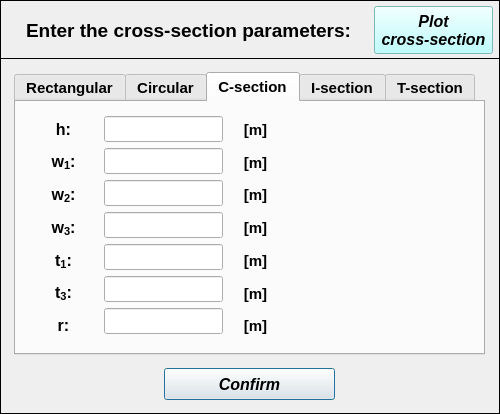
The window that pulse/uix/user_input/ui/Model/Setup/Structural/crossSectionBeamInput.ui (open-pulse/OpenPulse) describes before a commit, drawn with Qt 5.
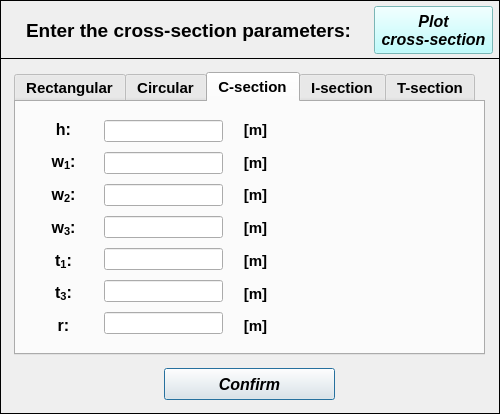
The same window after the commit. The open tabs and pages were chosen to show the change. Icons and pictures are not drawn.

What changed in the file:
```diff
--- a/pulse/uix/user_input/ui/Model/Setup/Structural/crossSectionBeamInput.ui
+++ b/pulse/uix/user_input/ui/Model/Setup/Structural/crossSectionBeamInput.ui
@@ -595,6 +595,9 @@
          <property name="focusPolicy">
           <enum>Qt::StrongFocus</enum>
          </property>
+         <property name="styleSheet">
+          <string notr="true">color: rgb(255, 0, 0);</string>
+         </property>
          <property name="alignment">
           <set>Qt::AlignCenter</set>
          </property>
@@ -605,6 +608,9 @@
          <property name="focusPolicy">
           <enum>Qt::StrongFocus</enum>
          </property>
+         <property name="styleSheet">
+          <string notr="true">color: rgb(255, 0, 0);</string>
+         </property>
          <property name="alignment">
           <set>Qt::AlignCenter</set>
          </property>
@@ -615,6 +621,9 @@
          <property name="focusPolicy">
           <enum>Qt::StrongFocus</enum>
          </property>
+         <property name="styleSheet">
+          <string notr="true">color: rgb(255, 0, 0);</string>
+         </property>
          <property name="alignment">
           <set>Qt::AlignCenter</set>
          </property>
@@ -625,6 +634,9 @@
          <property name="focusPolicy">
           <enum>Qt::StrongFocus</enum>
          </property>
+         <property name="styleSheet">
+          <string notr="true">color: rgb(255, 0, 0);</string>
+         </property>
          <property name="alignment">
           <set>Qt::AlignCenter</set>
          </property>
@@ -635,6 +647,9 @@
          <property name="focusPolicy">
           <enum>Qt::StrongFocus</enum>
          </property>
+         <property name="styleSheet">
+          <string notr="true">color: rgb(255, 0, 0);</string>
+         </property>
          <property name="alignment">
           <set>Qt::AlignCenter</set>
          </property>
@@ -645,6 +660,9 @@
          <property name="focusPolicy">
           <enum>Qt::StrongFocus</enum>
          </property>
+         <property name="styleSheet">
+          <string notr="true">color: rgb(255, 0, 0);</string>
+         </property>
          <property name="alignment">
           <set>Qt::AlignCenter</set>
          </property>
@@ -655,6 +673,9 @@
          <property name="focusPolicy">
           <enum>Qt::StrongFocus</enum>
          </property>
+         <property name="styleSheet">
+          <string notr="true">color: rgb(255, 0, 0);</string>
+         </property>
          <property name="alignment">
           <set>Qt::AlignCenter</set>
          </property>
```
Left out of the diff: 53 changed lines with no effect on the pictures.
